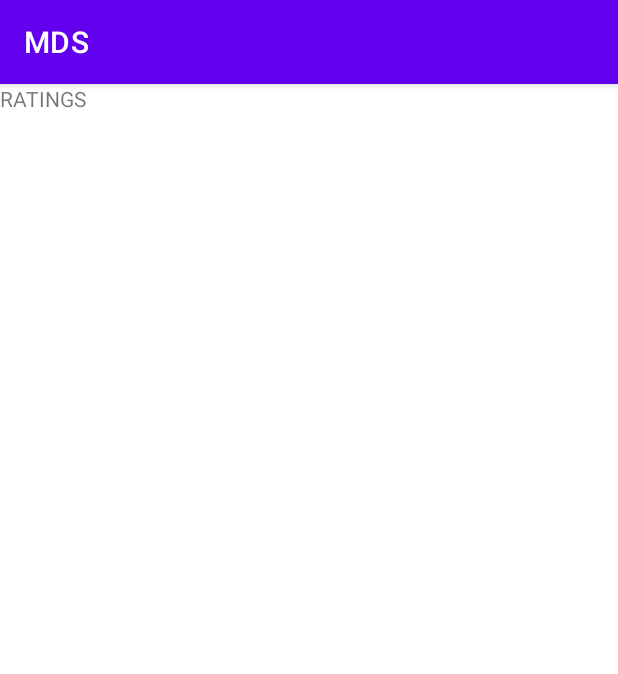
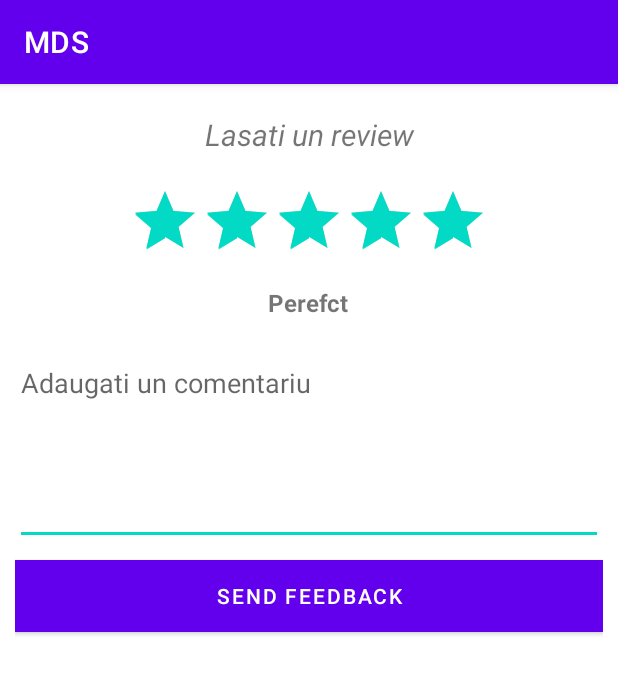
Before and after one commit to andreeamatei5810/Smart-Farmer, an Android app: the fragment RatingsFragment shown on its own in the app's theme, on a phone screen of 412 x 824 dp. Shown: the top 674 px of the screen. Run offline under Robolectric (Android 15) with nearby library versions, the phone set to English and light mode, and no system bars.

Commit message:
rating 1 commit

```diff
--- a/app/src/main/AndroidManifest.xml
+++ b/app/src/main/AndroidManifest.xml
@@ -19,6 +19,7 @@
         <activity android:name="chat.NewMessageActivity"/>
         <activity android:name=".UploadActivity" />
         <activity android:name=".MainActivity">
+
         <intent-filter>
                 <action android:name="android.intent.action.MAIN" />
 
--- a/app/src/main/res/layout/fragment_ratings.xml
+++ b/app/src/main/res/layout/fragment_ratings.xml
@@ -1,14 +1,61 @@
 <?xml version="1.0" encoding="utf-8"?>
-<FrameLayout xmlns:android="http://schemas.android.com/apk/res/android"
-    xmlns:tools="http://schemas.android.com/tools"
-    android:layout_width="match_parent"
-    android:layout_height="match_parent"
-    tools:context=".RatingsFragment">
+<LinearLayout xmlns:android="http://schemas.android.com/apk/res/android"
+              xmlns:app="http://schemas.android.com/apk/res-auto"
+              xmlns:tools="http://schemas.android.com/tools"
+              android:layout_width="match_parent"
+              android:layout_height="match_parent"
+              android:orientation="vertical"
+              android:padding="10dp"
+              tools:context=".RatingsFragment">>
 
-    <!-- TODO: Update blank fragment layout -->
-    <TextView
+<TextView
+        android:id="@+id/textView2"
         android:layout_width="match_parent"
-        android:layout_height="match_parent"
-        android:text="RATINGS" />
+        android:layout_height="wrap_content"
+        android:layout_marginTop="10dp"
+        android:gravity="center_horizontal"
+        android:text="Lasati un review"
+        android:textSize="20sp"
+        android:textStyle="italic" />
 
-</FrameLayout>
+<RatingBar
+        android:id="@+id/ratingBar"
+        android:layout_width="wrap_content"
+        android:layout_height="wrap_content"
+        android:layout_gravity="center"
+        android:layout_marginTop="20dp"
+        android:numStars="5"
+        android:rating="5"
+        android:stepSize="1" />
+
+<TextView
+        android:id="@+id/tvRatingScale"
+        android:layout_width="wrap_content"
+        android:layout_height="wrap_content"
+        android:layout_gravity="center"
+        android:layout_marginTop="10dp"
+        android:text="Perefct"
+        android:textSize="16sp"
+        android:textStyle="bold" />
+
+<EditText
+        android:id="@+id/etFeedback"
+        android:layout_width="match_parent"
+        android:layout_height="wrap_content"
+        android:layout_marginTop="20dp"
+        android:ems="10"
+        android:gravity="top"
+        android:hint="Adaugati un comentariu"
+        android:inputType="textMultiLine"
+        android:lines="5" />
+
+<Button
+        android:id="@+id/btnSubmit"
+        android:layout_width="match_parent"
+        android:layout_height="wrap_content"
+        android:layout_marginTop="10dp"
+        android:background="#e57373"
+        android:text="Send feedback"
+        android:textColor="@android:color/white" />
+
+</LinearLayout>
--- a/build.gradle
+++ b/build.gradle
@@ -5,7 +5,7 @@ buildscript {
         jcenter()
     }
     dependencies {
-        classpath "com.android.tools.build:gradle:4.0.2"
+        classpath 'com.android.tools.build:gradle:4.1.1'
 
         // NOTE: Do not place your application dependencies here; they belong
         // in the individual module build.gradle files
```
